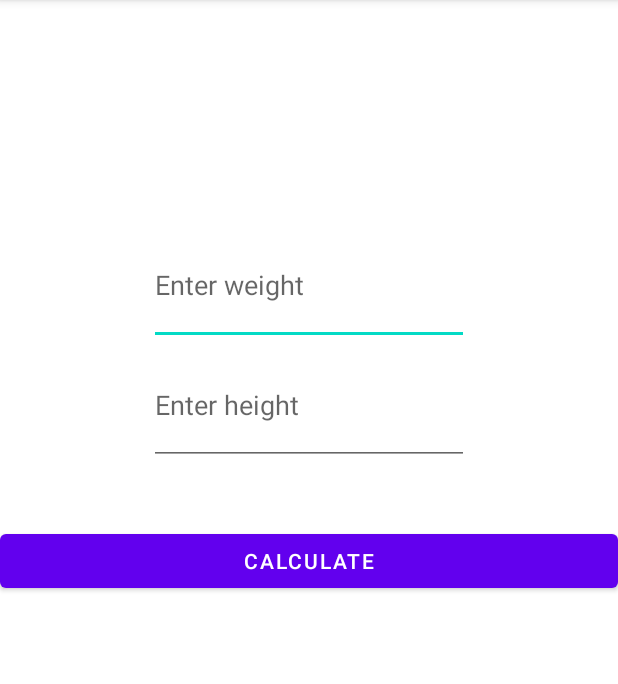
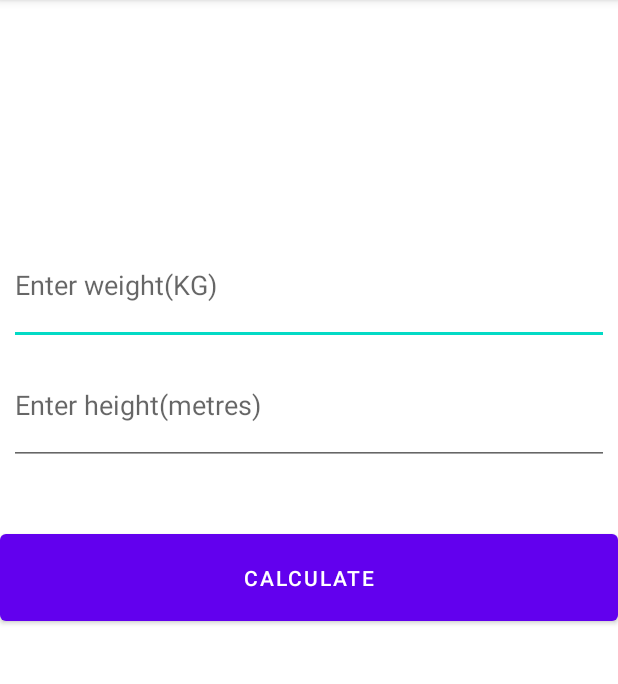
Before and after one commit to Davinchi-x7/Android-BMI-calculator, an Android app: the screen it shows after launch (MainActivity), on a phone screen of 412 x 824 dp, the part 84-768 px from its top. Run offline under Robolectric (Android 15) with nearby library versions, the phone set to English and light mode, and no system bars.

Commit message:
fixed weight and height units

```diff
--- a/app/src/main/res/layout/activity_main.xml
+++ b/app/src/main/res/layout/activity_main.xml
@@ -7,7 +7,6 @@
     tools:context=".MainActivity">
 
     <TextView
-        android:paddingLeft="100dp"
         android:id="@+id/display"
         android:layout_width="500dp"
         android:layout_height="100dp"
@@ -23,32 +22,32 @@
         android:layout_marginTop="150dp"
         android:layout_centerHorizontal="true"
         android:id="@+id/weight"
-        android:layout_width="wrap_content"
+        android:layout_width="400dp"
         android:layout_height="80dp"
         android:ems="10"
-        android:inputType="number"
-        android:hint="Enter weight" />
+        android:inputType="numberDecimal"
+        android:hint="Enter weight(KG)" />
 
     <EditText
         android:layout_marginTop="230dp"
         android:layout_centerHorizontal="true"
         android:id="@+id/height"
-        android:layout_width="wrap_content"
+        android:layout_width="400dp"
         android:layout_height="80dp"
         android:ems="10"
-        android:inputType="number"
-        android:hint="Enter height" />
+        android:inputType="numberDecimal"
+        android:hint="Enter height(metres)" />
 
     <LinearLayout
         android:layout_marginTop="350dp"
         android:layout_width="500dp"
-        android:layout_height="100dp"
+        android:layout_height="200dp"
         android:orientation="horizontal">
 
         <Button
             android:id="@+id/calc"
             android:layout_width="wrap_content"
-            android:layout_height="wrap_content"
+            android:layout_height="70dp"
             android:layout_weight="1"
             android:text="calculate" />
     </LinearLayout>
```
